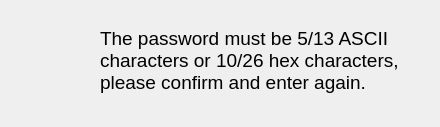
Old version of the form cpath/settingwarming.ui in the repository lzk/statusmonitor.
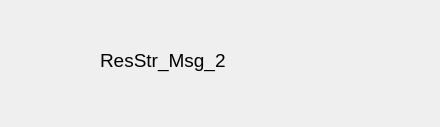
New version of the form. Icons and pictures are not drawn.

```diff
--- a/cpath/settingwarming.ui
+++ b/cpath/settingwarming.ui
@@ -38,7 +38,7 @@
     <number>3</number>
    </property>
    <property name="text">
-    <string>The password must be 5/13 ASCII characters or 10/26 hex characters, please confirm and enter again.</string>
+    <string>ResStr_Msg_2</string>
    </property>
    <property name="wordWrap">
     <bool>true</bool>
```
Left out of the diff: 2 changed lines with no effect on the pictures.
